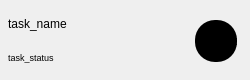
Old version of the form ui/card.ui in the repository playerr0r/JustOnTime-client.
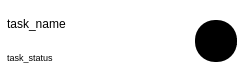
New version of the form.

Commit message: feat: buttons and dashboard dates

What changed in the file:
```diff
--- a/ui/card.ui
+++ b/ui/card.ui
@@ -44,20 +44,20 @@
     </rect>
    </property>
    <property name="styleSheet">
-    <string notr="true"/>
+    <string notr="true">background-color: rgb(255, 255, 255);</string>
    </property>
    <widget class="QWidget" name="verticalLayoutWidget">
     <property name="geometry">
      <rect>
-      <x>0</x>
+      <x>7</x>
       <y>10</y>
-      <width>208</width>
+      <width>201</width>
       <height>61</height>
      </rect>
     </property>
     <layout class="QVBoxLayout" name="verticalLayout">
      <property name="leftMargin">
-      <number>8</number>
+      <number>0</number>
      </property>
      <item>
       <widget class="QLabel" name="label">
```
The commit also changes 2 other files.
